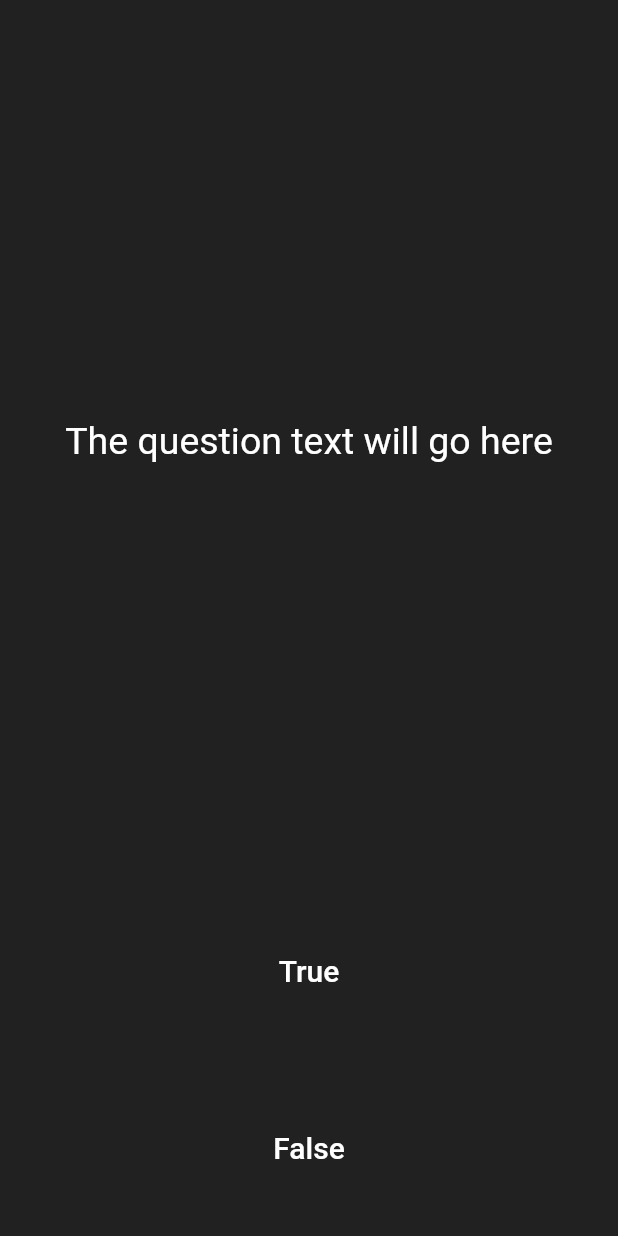
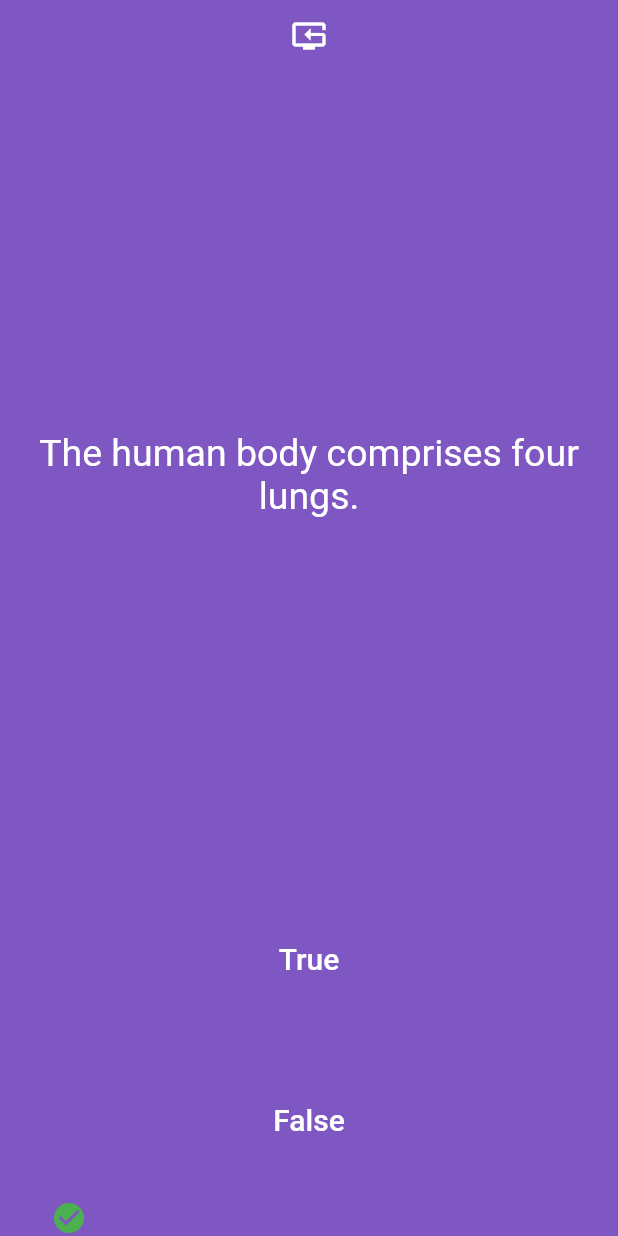
Before and after one commit to wahidmaruf/flutter_quiz, a Flutter app: the screen it shows after launch, after a tap on "True", on a phone screen of 412 x 824 dp. Run offline on Flutter 3.47's test engine with Material 2 defaults, Android fonts, the phone set to English and light mode, and no system bars.

Commit message:
Update question label with list data | Update check mark for each question

```diff
--- a/lib/main.dart
+++ b/lib/main.dart
@@ -14,7 +14,7 @@ class QuizApp extends StatelessWidget {
       home: AnnotatedRegion<SystemUiOverlayStyle>(
         value: SystemUiOverlayStyle.light,
         child: Scaffold(
-          backgroundColor: Colors.grey.shade900,
+          backgroundColor: Colors.deepPurple.shade400,
           body: const SafeArea(
             child: Padding(
               padding: EdgeInsets.symmetric(horizontal: 10.0),
--- /dev/null
+++ b/lib/question.dart
@@ -0,0 +1,11 @@
+class Question {
+  late String questionText;
+  late bool questionAnswer;
+
+  Question({required String q, required bool a}) {
+    questionText = q;
+    questionAnswer = a;
+  }
+
+  // Question({required this.questionText, required this.questionAnswer});
+}
--- /dev/null
+++ b/lib/question_bank.dart
@@ -0,0 +1,18 @@
+import 'package:flutter_quiz/question.dart';
+
+class QuestionBank {
+  List<Question> questionList = [
+    Question(q: "Conductors have low resistance.", a: true),
+    Question(q: "The human body comprises four lungs.", a: false),
+    Question(q: "Carnivores are animal eaters.", a: true),
+    Question(q: "Mars is the closest planet to the Sun.", a: false),
+    Question(q: "You cannot cry in space.", a: true),
+    Question(q: "A range of mountains is called a range.", a: true),
+    Question(q: "Shinbone is the largest bone in the human body.", a: false),
+    Question(q: "Sudan and Egypt are known for pyramids.", a: true),
+    Question(q: "‘A’ is the most common alphabet in English.", a: false),
+    Question(q: "Canada is the second-largest country in the world.", a: true),
+    Question(q: "Mount Everest is present in the Himalayas.", a: true),
+    Question(q: "Some animals can get a sunburn.", a: true),
+  ];
+}
--- a/lib/quiz_page.dart
+++ b/lib/quiz_page.dart
@@ -1,4 +1,6 @@
 import 'package:flutter/material.dart';
+import 'package:flutter_quiz/question.dart';
+import 'package:flutter_quiz/question_bank.dart';
 
 class QuizPage extends StatefulWidget {
   const QuizPage({super.key});
@@ -8,21 +10,63 @@ class QuizPage extends StatefulWidget {
 }
 
 class QuizPageState extends State<QuizPage> {
+  List<Widget> scoreKeeper = [
+    const SizedBox(width: 24, height: 24)
+  ];
+  bool isLast = false;
+  List<Question> questionList = QuestionBank().questionList;
+
+  void addScoreKeeper(bool isCorrect) {
+    if (questionList.length - 1 > index) {
+      index++;
+    } else if (questionList.length - 1 == index && !isLast) {
+      updateIcons(isCorrect);
+      isLast = true;
+      return;
+    } else {
+      return;
+    }
+    updateIcons(isCorrect);
+  }
+
+  void updateIcons(bool isCorrect) {
+    if (isCorrect) {
+      scoreKeeper.add(const Icon(Icons.check_circle, color: Colors.green));
+    } else {
+      scoreKeeper.add(const Icon(Icons.close_rounded, color: Colors.red));
+    }
+  }
+
+  void updateScoreKeeper() {
+    addScoreKeeper(questionList[index].questionAnswer == true);
+    index++;
+  }
+
+  int index = 0;
   @override
   Widget build(BuildContext context) {
     return Column(
       mainAxisAlignment: MainAxisAlignment.spaceBetween,
       crossAxisAlignment: CrossAxisAlignment.stretch,
-      children: <Widget>[
-        const Expanded(
+      children: [
+        IconButton(onPressed: () {
+          setState(() {
+            index = 0;
+            scoreKeeper = [
+              const SizedBox(width: 24, height: 24)
+            ];
+            isLast = false;
+          });
+        }, icon: const Icon(Icons.reset_tv), color: Colors.white,),
+        Expanded(
           flex: 5,
           child: Padding(
-            padding: EdgeInsets.all(10.0),
+            padding: const EdgeInsets.all(10.0),
             child: Center(
               child: Text(
-                'The question text will go here',
+                questionList[index].questionText,
                 textAlign: TextAlign.center,
-                style: TextStyle(
+                style: const TextStyle(
                   fontSize: 25.0,
                   color: Colors.white,
                 ),
@@ -41,7 +85,11 @@ class QuizPageState extends State<QuizPage> {
                   fontSize: 20.0,
                 ),
               ),
-              onPressed: () {},
+              onPressed: () {
+                setState(() {
+                  addScoreKeeper(questionList[index].questionAnswer == true);
+                });
+              },
             ),
           ),
         ),
@@ -56,10 +104,17 @@ class QuizPageState extends State<QuizPage> {
                   color: Colors.white,
                 ),
               ),
-              onPressed: () {},
+              onPressed: () {
+                setState(() {
+                  addScoreKeeper(questionList[index].questionAnswer == false);
+                });
+              },
             ),
           ),
         ),
+        Row(
+          children: scoreKeeper
+        )
       ],
     );
   }
```
